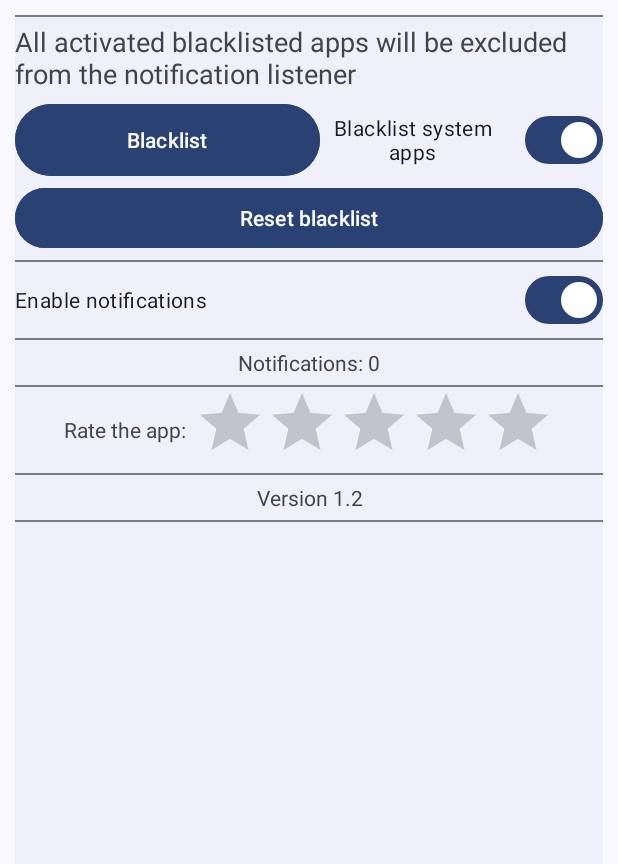
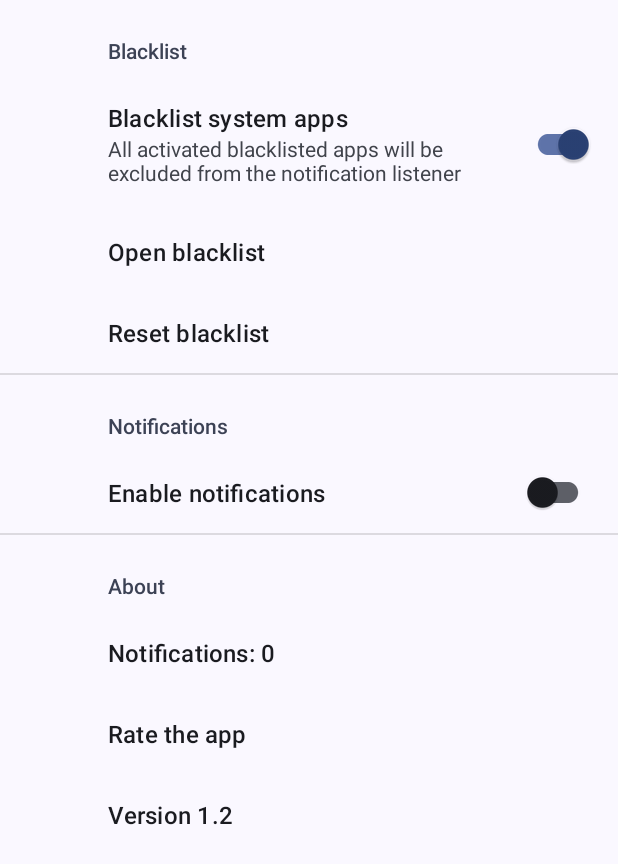
Before and after one commit to Alfio010/notification-listener-android, an Android app: the screen it shows after launch (SettingsActivity before the commit, MySettingsActivity after it), after a tap on "Settings", on a phone screen of 412 x 824 dp. Shown: the top 864 px of the screen. Run offline under Robolectric (Android 15) with nearby library versions, the light colour scheme and no system bars; our stand-ins replace androidx.preference; libraries missing offline, so code that uses them is left out: io.objectbox, io.objectbox.query; 4 statements that could not run were skipped.

Commit message:
implemented MySettingsActivity.kt with PrefenceScreen

```diff
--- a/app/src/main/AndroidManifest.xml
+++ b/app/src/main/AndroidManifest.xml
@@ -22,8 +22,9 @@
         android:theme="@style/Theme.Simplenotlistener"
         tools:targetApi="tiramisu">
         <activity
-            android:name=".activities.SettingsActivity"
-            android:exported="false" />
+            android:name=".activities.MySettingsActivity"
+            android:exported="false"
+            android:label="@string/title_activity_my_settings" />
         <activity
             android:name=".activities.BlackListActivity"
             android:exported="false"
--- a/app/src/main/java/com/android/whatsappbackup/MyApplication.kt
+++ b/app/src/main/java/com/android/whatsappbackup/MyApplication.kt
@@ -1,6 +1,7 @@
 package com.android.whatsappbackup
 
 import android.app.Application
+import android.content.Context
 import android.content.SharedPreferences
 import android.content.pm.PackageManager
 import com.android.whatsappbackup.models.Notifications
--- a/app/src/main/java/com/android/whatsappbackup/activities/MainActivity.kt
+++ b/app/src/main/java/com/android/whatsappbackup/activities/MainActivity.kt
@@ -70,7 +70,7 @@ class MainActivity : AppCompatActivity() {
         }
 
         fbSettings.setOnClickListener {
-            val intent = Intent(this, SettingsActivity::class.java)
+            val intent = Intent(this, MySettingsActivity::class.java)
             intent.addFlags(Intent.FLAG_ACTIVITY_NO_ANIMATION)
             startActivity(intent)
         }
--- /dev/null
+++ b/app/src/main/java/com/android/whatsappbackup/activities/MySettingsActivity.kt
@@ -0,0 +1,115 @@
+package com.android.whatsappbackup.activities
+
+import android.content.Intent
+import android.os.Bundle
+import androidx.appcompat.app.AppCompatActivity
+import androidx.preference.Preference
+import androidx.preference.PreferenceFragmentCompat
+import androidx.preference.SwitchPreferenceCompat
+import com.android.whatsappbackup.BuildConfig
+import com.android.whatsappbackup.MyApplication
+import com.android.whatsappbackup.R
+import com.android.whatsappbackup.utils.DBUtils
+import com.android.whatsappbackup.utils.MySharedPref
+import com.android.whatsappbackup.utils.Utils
+import com.google.android.material.dialog.MaterialAlertDialogBuilder
+
+
+class MySettingsActivity : AppCompatActivity() {
+    override fun onCreate(savedInstanceState: Bundle?) {
+        super.onCreate(savedInstanceState)
+        setContentView(R.layout.settings_activity)
+        if (savedInstanceState == null) {
+            supportFragmentManager
+                .beginTransaction()
+                .replace(R.id.settings, SettingsFragment())
+                .commit()
+        }
+        supportActionBar?.setDisplayHomeAsUpEnabled(true)
+        Utils.uiDefaultSettings(this)
+    }
+
+    class SettingsFragment : PreferenceFragmentCompat() {
+        override fun onCreatePreferences(savedInstanceState: Bundle?, rootKey: String?) {
+            setPreferencesFromResource(R.xml.root_preferences, rootKey)
+
+            val blackListAuto = findPreference<SwitchPreferenceCompat>("isAutoBlacklistOn")
+
+            if (blackListAuto != null) {
+                blackListAuto.isChecked = MySharedPref.getAutoBlacklistOn()
+                blackListAuto.onPreferenceChangeListener =
+                    Preference.OnPreferenceChangeListener { _, newValue ->
+                        MySharedPref.setAutoBlacklist(newValue as Boolean)
+                        true
+                    }
+            }
+
+            val openBlacklist = findPreference<Preference>("open_blacklist")
+
+            if (openBlacklist != null) {
+                openBlacklist.onPreferenceClickListener = Preference.OnPreferenceClickListener {
+                    val intent = Intent(requireContext(), BlackListActivity::class.java)
+                    intent.addFlags(Intent.FLAG_ACTIVITY_NO_ANIMATION)
+                    startActivity(intent)
+                    true
+                }
+            }
+
+            val resetBlacklist = findPreference<Preference>("reset_blacklist")
+
+            if (resetBlacklist != null) {
+                resetBlacklist.onPreferenceClickListener = Preference.OnPreferenceClickListener {
+                    val builder = MaterialAlertDialogBuilder(requireContext())
+                    builder.setMessage(getString(R.string.blacklist_reset_confirm))
+                    builder.setPositiveButton(
+                        getString(R.string.yes)
+                    ) { _, _ ->
+
+                        MyApplication.packageNames.all.forEach {
+                            it.isBlackList = false
+                            MyApplication.packageNames.put(it)
+                        }
+
+                    }
+                    builder.setNegativeButton(getString(R.string.no)) { _, _ -> }
+                    builder.create()
+                    builder.show()
+                    true
+                }
+            }
+
+            val isNotificationEnabled = findPreference<SwitchPreferenceCompat>("isAutoBlacklistOn")
+
+            if (isNotificationEnabled != null) {
+                isNotificationEnabled.isChecked = MySharedPref.getNotificationEnabled()
+                isNotificationEnabled.onPreferenceChangeListener =
+                    Preference.OnPreferenceChangeListener { _, newValue ->
+                        MySharedPref.setNotificationEnabled(newValue as Boolean)
+                        true
+                    }
+            }
+
+            val notificationCount = findPreference<Preference>("notification_count")
+            if (notificationCount != null) {
+                notificationCount.title = "${notificationCount.title} ${DBUtils.countNotifications()}"
+            }
+
+            val rateApp = findPreference<Preference>("rate_app")
+
+            if (rateApp != null) {
+                rateApp.onPreferenceClickListener = Preference.OnPreferenceClickListener {
+                    Utils.openPlayStore(
+                        requireContext(),
+                        BuildConfig.APPLICATION_ID
+                    )
+                    true
+                }
+            }
+
+            val version = findPreference<Preference>("version")
+            if (version != null) {
+                version.title = "${version.title} ${BuildConfig.VERSION_NAME}"
+            }
+        }
+    }
+}
--- a/app/src/main/java/com/android/whatsappbackup/activities/SettingsActivity.kt
+++ /dev/null
@@ -1,83 +0,0 @@
-package com.android.whatsappbackup.activities
-
-import android.annotation.SuppressLint
-import android.content.Intent
-import android.os.Bundle
-import android.widget.RatingBar
-import androidx.appcompat.app.AppCompatActivity
-import com.android.whatsappbackup.BuildConfig
-import com.android.whatsappbackup.MyApplication
-import com.android.whatsappbackup.R
-import com.android.whatsappbackup.utils.DBUtils
-import com.android.whatsappbackup.utils.MySharedPref
-import com.android.whatsappbackup.utils.Utils
-import com.google.android.material.button.MaterialButton
-import com.google.android.material.dialog.MaterialAlertDialogBuilder
-import com.google.android.material.materialswitch.MaterialSwitch
-import com.google.android.material.textview.MaterialTextView
-
-class SettingsActivity : AppCompatActivity() {
-    @SuppressLint("SetTextI18n")
-    override fun onCreate(savedInstanceState: Bundle?) {
-        super.onCreate(savedInstanceState)
-
-        runOnUiThread {
-            setContentView(R.layout.activity_settings)
-            Utils.uiDefaultSettings(this)
-        }
-
-        val bResetBlackList = findViewById<MaterialButton>(R.id.bResetBlackList)
-        val bBlacklistSettings = findViewById<MaterialButton>(R.id.bBlacklistSettings)
-        val swBlacklistAuto = findViewById<MaterialSwitch>(R.id.swBlacklistAuto)
-        val swEnableNotification = findViewById<MaterialSwitch>(R.id.swEnableNotification)
-        val tvCountNotification = findViewById<MaterialTextView>(R.id.tvCountNotification)
-        val tvVersion = findViewById<MaterialTextView>(R.id.tvVersion)
-        val settingsRatingBar = findViewById<RatingBar>(R.id.settingsRatingBar)
-
-        tvCountNotification.text =
-            "${getString(R.string.notification_count)} ${DBUtils.countNotifications()}"
-        tvVersion.text = "${getString(R.string.version)} ${BuildConfig.VERSION_NAME}"
-
-        settingsRatingBar.setOnRatingBarChangeListener { _, _, _ ->
-            Utils.openPlayStore(
-                this,
-                packageName
-            )
-        }
-
-        swBlacklistAuto.isChecked = MySharedPref.isAutoBlacklistOn()
-        swEnableNotification.isChecked = MySharedPref.isNotificationEnabled()
-
-        bResetBlackList.setOnClickListener {
-            val builder = MaterialAlertDialogBuilder(this)
-            builder.setMessage(getString(R.string.blacklist_reset_confirm))
-            builder.setPositiveButton(
-                getString(R.string.yes)
-            ) { _, _ ->
-
-                MyApplication.packageNames.all.forEach {
-                    it.isBlackList = false
-                    MyApplication.packageNames.put(it)
-                }
-
-            }
-            builder.setNegativeButton(getString(R.string.no)) { _, _ -> }
-            builder.create()
-            builder.show()
-        }
-
-        bBlacklistSettings.setOnClickListener {
-            val intent = Intent(this, BlackListActivity::class.java)
-            intent.addFlags(Intent.FLAG_ACTIVITY_NO_ANIMATION)
-            startActivity(intent)
-        }
-
-        swBlacklistAuto.setOnClickListener {
-            MySharedPref.setAutoBlacklist(swBlacklistAuto.isChecked)
-        }
-
-        swEnableNotification.setOnClickListener {
-            MySharedPref.setNotificationEnabled(swEnableNotification.isChecked)
-        }
-    }
-}
--- a/app/src/main/java/com/android/whatsappbackup/services/NotificationListenerServiceImpl.kt
+++ b/app/src/main/java/com/android/whatsappbackup/services/NotificationListenerServiceImpl.kt
@@ -37,7 +37,7 @@ class NotificationListenerServiceImpl : NotificationListenerService() {
             return
         }
 
-        if (MySharedPref.isAutoBlacklistOn() && SomeLists.blackListedNotificationKeys.any {
+        if (MySharedPref.getAutoBlacklistOn() && SomeLists.blackListedNotificationKeys.any {
                 sbn.packageName.contains(
                     it
                 )
@@ -134,7 +134,7 @@ class NotificationListenerServiceImpl : NotificationListenerService() {
                 return
             }
 
-            if (MySharedPref.isAutoBlacklistOn() &&
+            if (MySharedPref.getAutoBlacklistOn() &&
                 SomeLists.blackListedNotificationKeys.any { sbn.packageName.contains(it) }
             ) {
                 createBlackListPackageName(sbn.packageName, this)
--- a/app/src/main/java/com/android/whatsappbackup/utils/MySharedPref.kt
+++ b/app/src/main/java/com/android/whatsappbackup/utils/MySharedPref.kt
@@ -10,7 +10,7 @@ object MySharedPref {
         MyApplication.sharedPref.edit().putBoolean(autoBlacklistEnabled, value).apply()
     }
 
-    fun isAutoBlacklistOn(): Boolean {
+    fun getAutoBlacklistOn(): Boolean {
         return MyApplication.sharedPref.getBoolean(autoBlacklistEnabled, true)
     }
 
@@ -18,7 +18,7 @@ object MySharedPref {
         MyApplication.sharedPref.edit().putBoolean(notificationEnabled, value).apply()
     }
 
-    fun isNotificationEnabled(): Boolean {
+    fun getNotificationEnabled(): Boolean {
         return MyApplication.sharedPref.getBoolean(notificationEnabled, true)
     }
 }
--- a/app/src/main/java/com/android/whatsappbackup/utils/NotificationsUtils.kt
+++ b/app/src/main/java/com/android/whatsappbackup/utils/NotificationsUtils.kt
@@ -16,7 +16,7 @@ const val channelID = "MY_SUPP_NOT"
 
 object NotificationsUtils {
     fun sendNotification(context: Context, title: String, text: String) {
-        if (MySharedPref.isNotificationEnabled()) {
+        if (MySharedPref.getNotificationEnabled()) {
             if (Build.VERSION.SDK_INT >= Build.VERSION_CODES.O) {
                 val name = context.getString(R.string.notification_name)
                 val importance = NotificationManager.IMPORTANCE_DEFAULT
--- a/app/src/main/res/layout/activity_settings.xml
+++ /dev/null
@@ -1,146 +0,0 @@
-<?xml version="1.0" encoding="utf-8"?>
-<LinearLayout xmlns:android="http://schemas.android.com/apk/res/android"
-    xmlns:tools="http://schemas.android.com/tools"
-    android:layout_width="match_parent"
-    android:layout_height="match_parent"
-    android:layout_margin="10sp"
-    android:background="?backgroundColor"
-    android:orientation="vertical"
-    tools:context=".activities.SettingsActivity">
-
-    <ScrollView
-        android:layout_width="match_parent"
-        android:layout_height="match_parent">
-
-        <LinearLayout
-            android:layout_width="match_parent"
-            android:layout_height="wrap_content"
-            android:orientation="vertical">
-
-            <com.google.android.material.divider.MaterialDivider
-                android:layout_width="match_parent"
-                android:layout_height="wrap_content" />
-
-            <LinearLayout
-                android:layout_width="match_parent"
-                android:layout_height="wrap_content"
-                android:orientation="vertical">
-
-                <com.google.android.material.textview.MaterialTextView
-                    android:id="@+id/tvBlacklistInfo"
-                    android:layout_width="match_parent"
-                    android:layout_height="wrap_content"
-                    android:layout_marginTop="4sp"
-                    android:layout_marginBottom="4sp"
-                    android:text="@string/blacklist_info"
-                    android:textSize="18sp" />
-
-                <LinearLayout
-                    android:layout_width="match_parent"
-                    android:layout_height="match_parent"
-                    android:gravity="center"
-                    android:orientation="horizontal">
-
-                    <com.google.android.material.button.MaterialButton
-                        android:id="@+id/bBlacklistSettings"
-                        android:layout_width="match_parent"
-                        android:layout_height="match_parent"
-                        android:layout_marginRight="2sp"
-                        android:layout_weight="1"
-                        android:backgroundTint="?colorPrimary"
-                        android:text="@string/blacklist" />
-
-                    <com.google.android.material.materialswitch.MaterialSwitch
-                        android:id="@+id/swBlacklistAuto"
-                        android:layout_width="match_parent"
-                        android:layout_height="match_parent"
-                        android:layout_weight="1.1"
-                        android:gravity="center"
-                        android:text="@string/blacklist_auto" />
-                </LinearLayout>
-
-                <com.google.android.material.button.MaterialButton
-                    android:id="@+id/bResetBlackList"
-                    android:layout_width="match_parent"
-                    android:layout_height="wrap_content"
-                    android:layout_marginBottom="4sp"
-                    android:backgroundTint="?colorPrimary"
-                    android:text="@string/reset_blacklist" />
-
-            </LinearLayout>
-
-            <com.google.android.material.divider.MaterialDivider
-                android:layout_width="match_parent"
-                android:layout_height="wrap_content" />
-
-            <com.google.android.material.materialswitch.MaterialSwitch
-                android:id="@+id/swEnableNotification"
-                android:layout_width="match_parent"
-                android:layout_height="wrap_content"
-                android:layout_marginTop="1sp"
-                android:layout_marginBottom="1sp"
-                android:text="@string/enable_notification" />
-
-            <com.google.android.material.divider.MaterialDivider
-                android:layout_width="match_parent"
-                android:layout_height="wrap_content" />
-
-            <com.google.android.material.textview.MaterialTextView
-                android:id="@+id/tvCountNotification"
-                android:layout_width="match_parent"
-                android:layout_height="wrap_content"
-                android:layout_marginTop="5sp"
-                android:layout_marginBottom="5sp"
-                android:text="@string/notification_count"
-                android:textAlignment="center" />
-
-            <com.google.android.material.divider.MaterialDivider
-                android:layout_width="match_parent"
-                android:layout_height="wrap_content" />
-
-            <LinearLayout
-                android:layout_width="match_parent"
-                android:layout_height="match_parent"
-                android:gravity="center"
-                android:orientation="horizontal">
-
-                <com.google.android.material.textview.MaterialTextView
-                    android:id="@+id/tvRating"
-                    android:layout_width="wrap_content"
-                    android:layout_height="wrap_content"
-                    android:layout_marginEnd="5sp"
-                    android:text="@string/rating" />
-
-                <androidx.appcompat.widget.AppCompatRatingBar
-                    android:id="@+id/settingsRatingBar"
-                    android:layout_width="wrap_content"
-                    android:layout_height="wrap_content"
-                    android:contentDescription="@string/rating"
-                    android:numStars="5" />
-            </LinearLayout>
-
-            <com.google.android.material.divider.MaterialDivider
-                android:id="@+id/materialDivider2"
-                android:layout_width="match_parent"
-                android:layout_height="wrap_content" />
-
-            <com.google.android.material.textview.MaterialTextView
-                android:id="@+id/tvVersion"
-                android:layout_width="match_parent"
-                android:layout_height="wrap_content"
-                android:layout_marginTop="5sp"
-                android:layout_marginBottom="5sp"
-                android:text="@string/version"
-                android:textAlignment="center" />
-
-            <com.google.android.material.divider.MaterialDivider
-                android:id="@+id/materialDivider"
-                android:layout_width="match_parent"
-                android:layout_height="wrap_content" />
-
-        </LinearLayout>
-
-    </ScrollView>
-
-
-</LinearLayout>
--- /dev/null
+++ b/app/src/main/res/layout/settings_activity.xml
@@ -0,0 +1,9 @@
+<LinearLayout xmlns:android="http://schemas.android.com/apk/res/android"
+    android:layout_width="match_parent"
+    android:layout_height="match_parent">
+
+    <FrameLayout
+        android:id="@+id/settings"
+        android:layout_width="match_parent"
+        android:layout_height="match_parent" />
+</LinearLayout>
--- /dev/null
+++ b/app/src/main/res/values/arrays.xml
@@ -0,0 +1,12 @@
+<resources>
+    <!-- Reply Preference -->
+    <string-array name="reply_entries">
+        <item>Reply</item>
+        <item>Reply to all</item>
+    </string-array>
+
+    <string-array name="reply_values">
+        <item>reply</item>
+        <item>reply_all</item>
+    </string-array>
+</resources>
--- a/app/src/main/res/values/strings.xml
+++ b/app/src/main/res/values/strings.xml
@@ -8,6 +8,8 @@
     <string name="back">Back</string>
     <string name="blacklist_reset_confirm">Are you sure you want to reset the blacklist?</string>
 
+    <string name="isAutoBlacklistOn" translatable="false">isAutoBlacklistOn</string>
+    <string name="isNotificationEnabled" translatable="false">isNotificationEnabled</string>
 
     <string name="all_notification">All notification</string>
     <string name="deleted_notification">Deleted notification</string>
@@ -35,6 +37,11 @@
     <string name="enable_notification">Enable notifications</string>
     <string name="notification_count">Notifications:</string>
     <string name="version">Version</string>
-    <string name="rating">Rate the app:</string>
+    <string name="rating">Rate the app</string>
     <string name="open_app">Open app</string>
+    <string name="title_activity_my_settings" translatable="false">MySettingsActivity</string>
+    <string name="open_blacklist">Open blacklist</string>
+
+    <string name="notifications" translatable="false">Notifications</string>
+    <string name="info">About</string>
 </resources>
--- /dev/null
+++ b/app/src/main/res/xml/root_preferences.xml
@@ -0,0 +1,56 @@
+<PreferenceScreen xmlns:app="http://schemas.android.com/apk/res-auto">
+
+    <PreferenceCategory app:title="@string/blacklist">
+
+        <SwitchPreferenceCompat
+            app:key="@string/isAutoBlacklistOn"
+            app:title="@string/blacklist_auto"
+            app:defaultValue="false"
+            app:summary="@string/blacklist_info"/>
+
+        <Preference
+            app:title="@string/open_blacklist"
+            app:key="open_blacklist">
+
+        </Preference>
+
+        <Preference
+            app:title="@string/reset_blacklist"
+            app:key="reset_blacklist">
+
+        </Preference>
+
+    </PreferenceCategory>
+
+    <PreferenceCategory app:title="@string/notifications">
+
+        <SwitchPreferenceCompat
+            app:key="@string/isNotificationEnabled"
+            app:title="@string/enable_notification"
+            app:defaultValue="false"/>
+
+    </PreferenceCategory>
+
+    <PreferenceCategory app:title="@string/info">
+
+        <Preference
+            app:key="notification_count"
+            app:title="@string/notification_count">
+
+        </Preference>
+
+        <Preference
+            app:key="rate_app"
+            app:title="@string/rating">
+
+        </Preference>
+
+        <Preference
+            app:key="version"
+            app:title="@string/version">
+
+        </Preference>
+
+    </PreferenceCategory>
+
+</PreferenceScreen>
```
Also changed, not shown: 1 other file.
